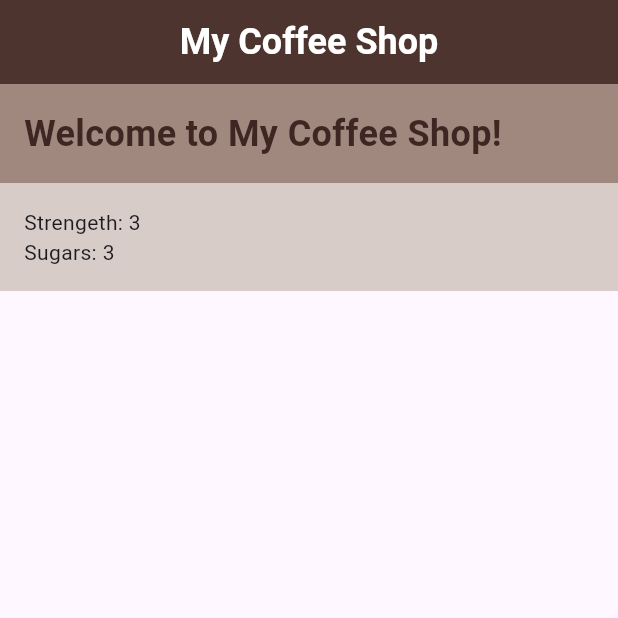
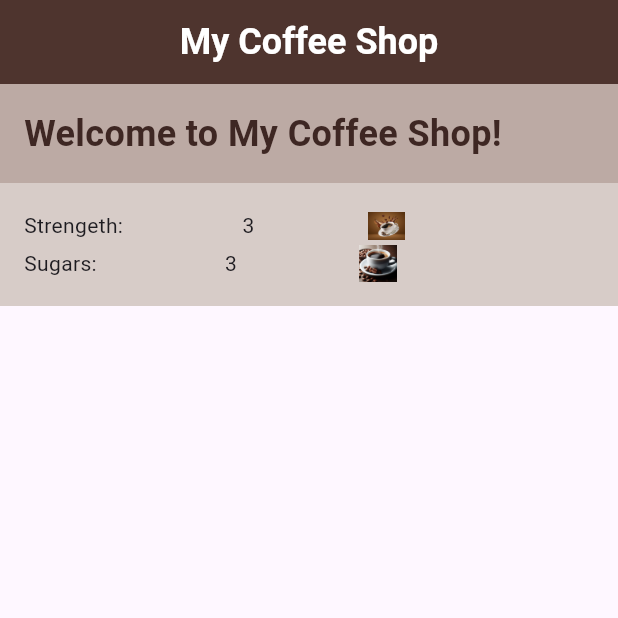
Before and after one commit to Nischal699/myapp_flutter, a Flutter app: the screen it shows after launch, on a phone screen of 412 x 824 dp, the top half of it. Run offline on Flutter 3.47's test engine with Material 3 defaults, Android fonts, the phone set to English and light mode, and no system bars.

```diff
--- a/lib/coffee_prefs.dart
+++ b/lib/coffee_prefs.dart
@@ -8,8 +8,24 @@ class CoffeePrefs extends StatelessWidget {
   Widget build(BuildContext context) {
     return Column(
       children: [
-        Row(children: [Text("Strengeth: "), Text('3'), SizedBox(width: 50)]),
-        Row(children: [Text("Sugars: "), Text('3'), SizedBox(width: 50)]),
+        Row(
+          mainAxisAlignment: MainAxisAlignment.spaceBetween,
+          children: [
+            Text("Strengeth: "),
+            Text('3'),
+            Image.asset('assets/img/1.jpg', width: 25, height: 25),
+            SizedBox(width: 50),
+          ],
+        ),
+        Row(
+          mainAxisAlignment: MainAxisAlignment.spaceBetween,
+          children: [
+            Text("Sugars: "),
+            Text('3'),
+            Image.asset('assets/img/2.jpg', width: 25, height: 25),
+            SizedBox(width: 50),
+          ],
+        ),
       ],
     );
   }
--- a/lib/home.dart
+++ b/lib/home.dart
@@ -24,7 +24,7 @@ class Home extends StatelessWidget {
         crossAxisAlignment: CrossAxisAlignment.stretch,
         children: [
           Container(
-            color: Colors.brown[300],
+            color: Colors.brown[200],
             padding: const EdgeInsets.all(16.0),
             child: Text(
               'Welcome to My Coffee Shop!',
```
Also changed, not shown: pubspec.yaml (+4 -8 lines), assets/img/1.jpg (added), assets/img/2.jpg (added).
